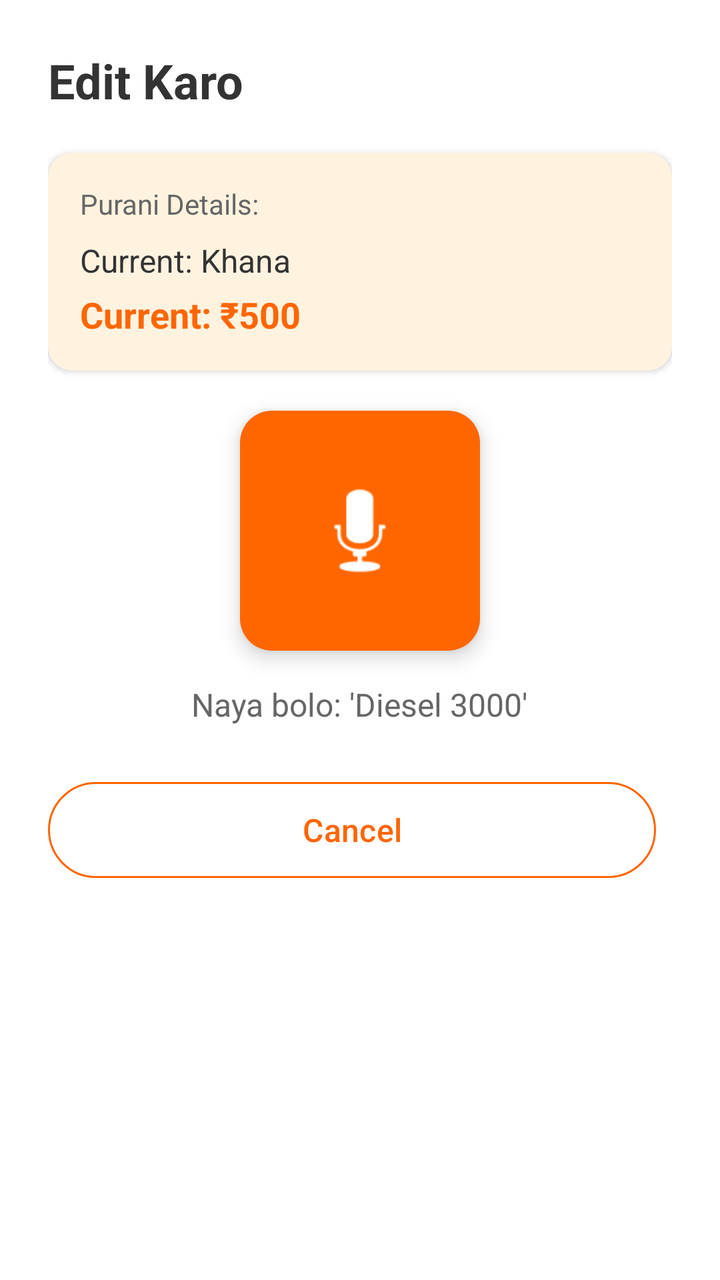
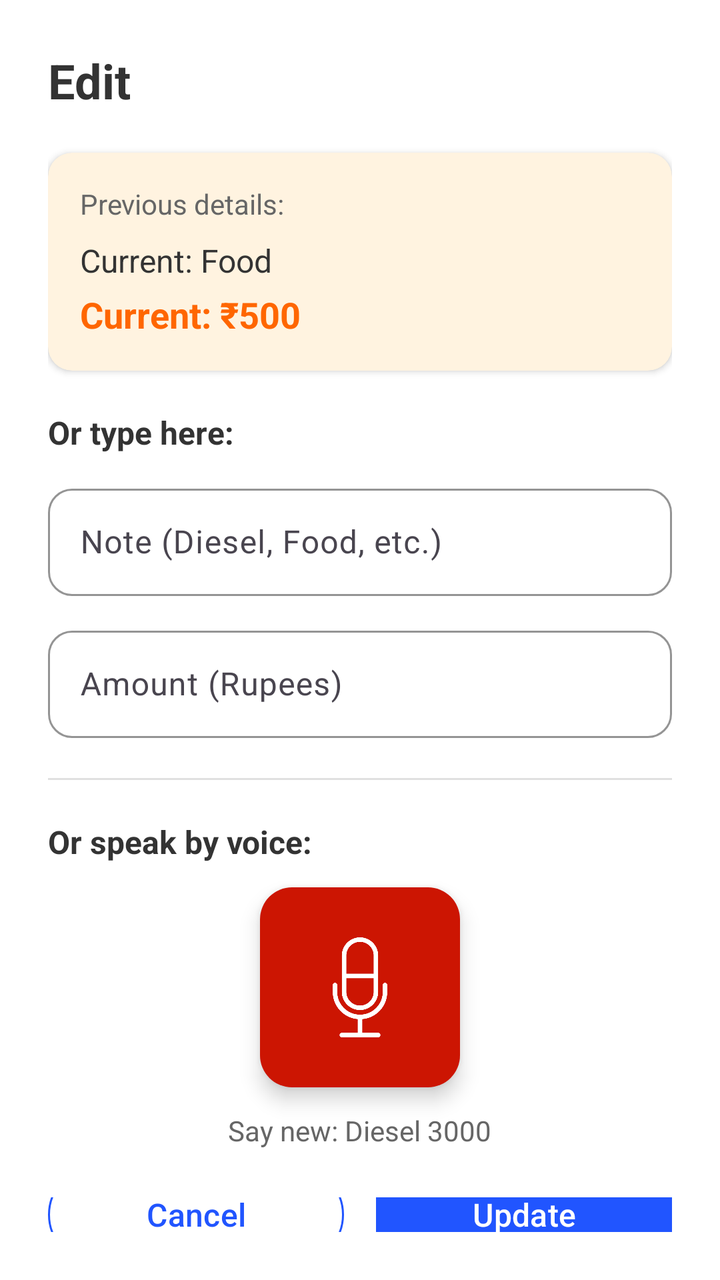

The first picture is an Android layout as it rendered before a commit; the second is the same layout after the commit. The layout source and the unified diff follow.
<!-- AndroidManifest.xml: application theme Theme.TestApplication -->
<!-- res/layout/bottom_sheet_edit_expense.xml -->
<?xml version="1.0" encoding="utf-8"?>
<LinearLayout xmlns:android="http://schemas.android.com/apk/res/android"
    xmlns:app="http://schemas.android.com/apk/res-auto"
    android:layout_width="match_parent"
    android:layout_height="wrap_content"
    android:orientation="vertical"
    android:padding="24dp"
    android:background="@android:color/white">

    <TextView
        android:layout_width="wrap_content"
        android:layout_height="wrap_content"
        android:text="Edit Karo"
        android:textSize="24sp"
        android:textStyle="bold"
        android:textColor="#333333"
        android:layout_marginBottom="20dp" />

    
    <androidx.cardview.widget.CardView
        android:layout_width="match_parent"
        android:layout_height="wrap_content"
        android:layout_marginBottom="20dp"
        app:cardCornerRadius="12dp"
        app:cardElevation="2dp"
        app:cardBackgroundColor="#FFF3E0">

        <LinearLayout
            android:layout_width="match_parent"
            android:layout_height="wrap_content"
            android:orientation="vertical"
            android:padding="16dp">

            <TextView
                android:layout_width="wrap_content"
                android:layout_height="wrap_content"
                android:text="Purani Details:"
                android:textSize="14sp"
                android:textColor="#666666"
                android:layout_marginBottom="8dp" />

            <TextView
                android:id="@+id/tvCurrentNote"
                android:layout_width="wrap_content"
                android:layout_height="wrap_content"
                android:text="Current: Khana"
                android:textSize="16sp"
                android:textColor="#333333"
                android:layout_marginBottom="4dp" />

            <TextView
                android:id="@+id/tvCurrentAmount"
                android:layout_width="wrap_content"
                android:layout_height="wrap_content"
                android:text="Current: ₹500"
                android:textSize="18sp"
                android:textStyle="bold"
                android:textColor="#FF6600" />
        </LinearLayout>
    </androidx.cardview.widget.CardView>

    
    <com.google.android.material.floatingactionbutton.FloatingActionButton
        android:id="@+id/fabEditMic"
        android:layout_width="120dp"
        android:layout_height="120dp"
        android:layout_gravity="center"
        app:fabCustomSize="120dp"
        app:maxImageSize="60dp"
        android:src="@android:drawable/ic_btn_speak_now"
        app:tint="#FFFFFF"
        app:backgroundTint="#FF6600"
        app:elevation="6dp"
        android:layout_marginBottom="16dp" />

    <TextView
        android:layout_width="wrap_content"
        android:layout_height="wrap_content"
        android:text="Naya bolo: 'Diesel 3000'"
        android:textSize="16sp"
        android:textColor="#666666"
        android:layout_gravity="center"
        android:layout_marginBottom="24dp" />

    
    <LinearLayout
        android:layout_width="match_parent"
        android:layout_height="wrap_content"
        android:orientation="horizontal"
        android:gravity="center">

        <com.google.android.material.button.MaterialButton
            android:id="@+id/btnCancel"
            style="@style/Widget.Material3.Button.OutlinedButton"
            android:layout_width="0dp"
            android:layout_height="56dp"
            android:layout_weight="1"
            android:text="Cancel"
            android:textSize="16sp"
            app:strokeColor="#FF6600"
            android:textColor="#FF6600"
            android:layout_marginEnd="8dp" />

        <com.google.android.material.button.MaterialButton
            android:id="@+id/btnUpdate"
            android:layout_width="0dp"
            android:layout_height="56dp"
            android:layout_weight="1"
            android:text="Update"
            android:textSize="16sp"
            app:backgroundTint="#FF6600"
            app:cornerRadius="12dp"
            android:textColor="#FFFFFF"
            android:layout_marginStart="8dp"
            android:visibility="gone" />
    </LinearLayout>
</LinearLayout>
<!-- resources referenced by this layout -->
<resources>
  <style name="Theme.TestApplication" parent="Base.Theme.TestApplication" />
  <style name="Base.Theme.TestApplication" parent="Theme.Material3.DayNight.NoActionBar">
          <item name="colorPrimary">@color/green</item>
          <item name="android:windowLightStatusBar">false</item>
          <item name="android:statusBarColor">@color/green</item>
          <item name="android:windowBackground">@color/white</item>
  
  
          
          
      </style>
  <color name="green">#2155FF</color>
  <color name="white">#FFFFFFFF</color>
</resources>

<!-- the commit's change to res/layout/bottom_sheet_edit_expense.xml (unified diff, before → after) -->
@@ -10,7 +10,7 @@
     <TextView
         android:layout_width="wrap_content"
         android:layout_height="wrap_content"
-        android:text="Edit Karo"
+        android:text="@string/edit_karo"
         android:textSize="24sp"
         android:textStyle="bold"
         android:textColor="#333333"
@@ -34,7 +34,7 @@
             <TextView
                 android:layout_width="wrap_content"
                 android:layout_height="wrap_content"
-                android:text="Purani Details:"
+                android:text="@string/purani_details"
                 android:textSize="14sp"
                 android:textColor="#666666"
                 android:layout_marginBottom="8dp" />
@@ -43,7 +43,7 @@
                 android:id="@+id/tvCurrentNote"
                 android:layout_width="wrap_content"
                 android:layout_height="wrap_content"
-                android:text="Current: Khana"
+                android:text="@string/current_khana"
                 android:textSize="16sp"
                 android:textColor="#333333"
                 android:layout_marginBottom="4dp" />
@@ -52,7 +52,7 @@
                 android:id="@+id/tvCurrentAmount"
                 android:layout_width="wrap_content"
                 android:layout_height="wrap_content"
-                android:text="Current: ₹500"
+                android:text="@string/current_500"
                 android:textSize="18sp"
                 android:textStyle="bold"
                 android:textColor="#FF6600" />
@@ -60,24 +60,97 @@
     </androidx.cardview.widget.CardView>
 
     
+    <TextView
+        android:layout_width="wrap_content"
+        android:layout_height="wrap_content"
+        android:text="@string/ya_yaha_type_karo"
+        android:textSize="16sp"
+        android:textStyle="bold"
+        android:textColor="#333333"
+        android:layout_marginBottom="12dp" />
+
+    
+    <com.google.android.material.textfield.TextInputLayout
+        android:layout_width="match_parent"
+        android:layout_height="wrap_content"
+        android:layout_marginBottom="12dp"
+        app:boxCornerRadiusBottomEnd="12dp"
+        app:boxCornerRadiusBottomStart="12dp"
+        app:boxCornerRadiusTopEnd="12dp"
+        app:boxCornerRadiusTopStart="12dp"
+        app:boxStrokeColor="@color/color_primary"
+        app:hintTextColor="@color/color_primary"
+        style="@style/Widget.Material3.TextInputLayout.OutlinedBox">
+
+        <com.google.android.material.textfield.TextInputEditText
+            android:id="@+id/etNote"
+            android:layout_width="match_parent"
+            android:layout_height="wrap_content"
+            android:hint="@string/note_diesel_khana_etc"
+            android:inputType="text"
+            android:textSize="16sp"
+            android:padding="16dp" />
+    </com.google.android.material.textfield.TextInputLayout>
+
+    
+    <com.google.android.material.textfield.TextInputLayout
+        android:layout_width="match_parent"
+        android:layout_height="wrap_content"
+        android:layout_marginBottom="20dp"
+        app:boxCornerRadiusBottomEnd="12dp"
+        app:boxCornerRadiusBottomStart="12dp"
+        app:boxCornerRadiusTopEnd="12dp"
+        app:boxCornerRadiusTopStart="12dp"
+        app:boxStrokeColor="@color/color_primary"
+        app:hintTextColor="@color/color_primary"
+        app:prefixText="₹ "
+        style="@style/Widget.Material3.TextInputLayout.OutlinedBox">
+
+        <com.google.android.material.textfield.TextInputEditText
+            android:id="@+id/etAmount"
+            android:layout_width="match_parent"
+            android:layout_height="wrap_content"
+            android:hint="@string/amount_rupees"
+            android:inputType="number"
+            android:textSize="16sp"
+            android:padding="16dp" />
+    </com.google.android.material.textfield.TextInputLayout>
+
+    
+    <View
+        android:layout_width="match_parent"
+        android:layout_height="1dp"
+        android:background="#E0E0E0"
+        android:layout_marginBottom="20dp" />
+
+    
+    <TextView
+        android:layout_width="wrap_content"
+        android:layout_height="wrap_content"
+        android:text="@string/ya_voice_se_bolo"
+        android:textSize="16sp"
+        android:textStyle="bold"
+        android:textColor="#333333"
+        android:layout_marginBottom="12dp" />
+
+    
     <com.google.android.material.floatingactionbutton.FloatingActionButton
         android:id="@+id/fabEditMic"
-        android:layout_width="120dp"
-        android:layout_height="120dp"
+        android:layout_width="100dp"
+        android:layout_height="100dp"
         android:layout_gravity="center"
-        app:fabCustomSize="120dp"
-        app:maxImageSize="60dp"
-        android:src="@android:drawable/ic_btn_speak_now"
-        app:tint="#FFFFFF"
-        app:backgroundTint="#FF6600"
-        app:elevation="6dp"
-        android:layout_marginBottom="16dp" />
+        app:fabCustomSize="100dp"
+        app:maxImageSize="50dp"
+        android:src="@drawable/mic_phone"
+        app:tint="@color/white"
+        app:backgroundTint="@color/tamil_txt"
+        android:layout_marginBottom="12dp" />
 
     <TextView
         android:layout_width="wrap_content"
         android:layout_height="wrap_content"
-        android:text="Naya bolo: 'Diesel 3000'"
-        android:textSize="16sp"
+        android:text="@string/naya_bolo_diesel_3000"
+        android:textSize="14sp"
         android:textColor="#666666"
         android:layout_gravity="center"
         android:layout_marginBottom="24dp" />
@@ -95,10 +168,10 @@
             android:layout_width="0dp"
             android:layout_height="56dp"
             android:layout_weight="1"
-            android:text="Cancel"
+            android:text="@string/cancel"
             android:textSize="16sp"
-            app:strokeColor="#FF6600"
-            android:textColor="#FF6600"
+            app:strokeColor="@color/color_primary"
+            android:textColor="@color/color_primary"
             android:layout_marginEnd="8dp" />
 
         <com.google.android.material.button.MaterialButton
@@ -106,12 +179,11 @@
             android:layout_width="0dp"
             android:layout_height="56dp"
             android:layout_weight="1"
-            android:text="Update"
+            android:text="@string/update"
             android:textSize="16sp"
-            app:backgroundTint="#FF6600"
+            app:backgroundTint="@color/color_primary"
             app:cornerRadius="12dp"
             android:textColor="#FFFFFF"
-            android:layout_marginStart="8dp"
-            android:visibility="gone" />
+            android:layout_marginStart="8dp" />
     </LinearLayout>
 </LinearLayout>
<!-- resource entries referenced after the edit -->
@@ -1,5 +1,7 @@
 <!-- resources referenced by this layout -->
 <resources>
+  <color name="color_primary">#2155FF</color>
+  <color name="tamil_txt">#CC1502</color>
   <style name="Theme.TestApplication" parent="Base.Theme.TestApplication" />
   <style name="Base.Theme.TestApplication" parent="Theme.Material3.DayNight.NoActionBar">
           <item name="colorPrimary">@color/green</item>
@@ -13,5 +15,17 @@
       </style>
   <color name="green">#2155FF</color>
   <color name="white">#FFFFFFFF</color>
+  <!-- drawable mic_phone: png bitmap (drawable, 10262 bytes) -->
+  <string name="amount_rupees">Amount (Rupees)</string>
+  <string name="cancel">Cancel</string>
+  <string name="current_500">Current: ₹500</string>
+  <string name="current_khana">Current: Food</string>
+  <string name="edit_karo">Edit</string>
+  <string name="naya_bolo_diesel_3000">Say new: Diesel 3000</string>
+  <string name="note_diesel_khana_etc">Note (Diesel, Food, etc.)</string>
+  <string name="purani_details">Previous details:</string>
+  <string name="update">Update</string>
+  <string name="ya_voice_se_bolo">Or speak by voice:</string>
+  <string name="ya_yaha_type_karo">Or type here:</string>
 </resources>
 
